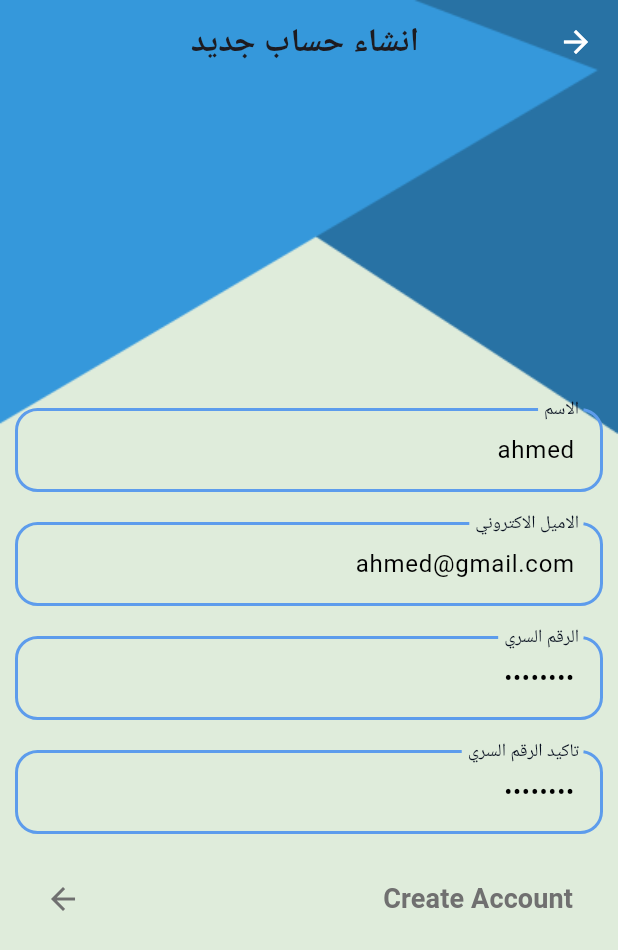
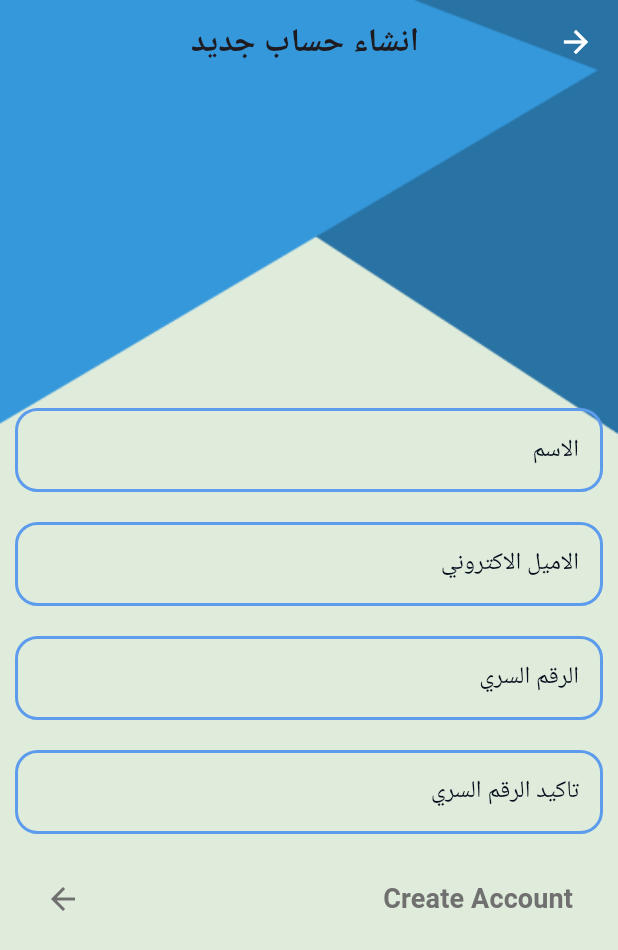
Before and after one commit to ahmedredaali24/to_do_app, a Flutter app: the CreateAccount screen opened by its route, on a phone screen of 412 x 824 dp. Shown: the top 950 px of the screen. Run offline on Flutter 3.47's test engine with Material 3 defaults, Android fonts, the phone set to English and light mode, and no system bars; our stand-ins replace awesome_dialog, cloud_firestore, easy_date_timeline, firebase_auth, firebase_core, flutter_slidable and 1 more; accounts and stored records are empty; generated files the repository leaves out were written again.

Commit message:
to_do_app_ assignment

```diff
--- a/lib/login/create_account_screen.dart
+++ b/lib/login/create_account_screen.dart
@@ -20,16 +20,16 @@ class CreateAccount extends StatefulWidget {
 }
 
 class _CreateAccountState extends State<CreateAccount> {
-  TextEditingController nameController = TextEditingController(text: "ahmed");
+  TextEditingController nameController = TextEditingController(text: "");
 
   TextEditingController emailController =
-      TextEditingController(text: "ahmed@gmail.com");
+      TextEditingController(text: "");
 
   TextEditingController passwordController =
-      TextEditingController(text: "12356789");
+      TextEditingController(text: "");
 
   TextEditingController confirmPasswordController =
-      TextEditingController(text: "12356789");
+      TextEditingController(text: "");
 
   var formKey = GlobalKey<FormState>();
 
@@ -194,7 +194,7 @@ class _CreateAccountState extends State<CreateAccount> {
             title: "Success",
             posActionName: "ok",
             posAction: (context) {
-              Navigator.of(context).pushNamed(HomeScreen.routeName);
+              Navigator.of(context).pushReplacementNamed(HomeScreen.routeName);
             });
         print("create good");
         print(credential.user?.uid ?? "");
--- a/lib/login/login_screen.dart
+++ b/lib/login/login_screen.dart
@@ -23,10 +23,10 @@ class LoginScreen extends StatefulWidget {
 
 class _CreateAccountState extends State<LoginScreen> {
   TextEditingController emailController =
-      TextEditingController(text: "ahmed@gmail.com");
+      TextEditingController(text: "");
 
   TextEditingController passwordController =
-      TextEditingController(text: "12356789");
+      TextEditingController(text: "");
 
   var formKey = GlobalKey<FormState>();
   late AppConfigProvider provider;
```
